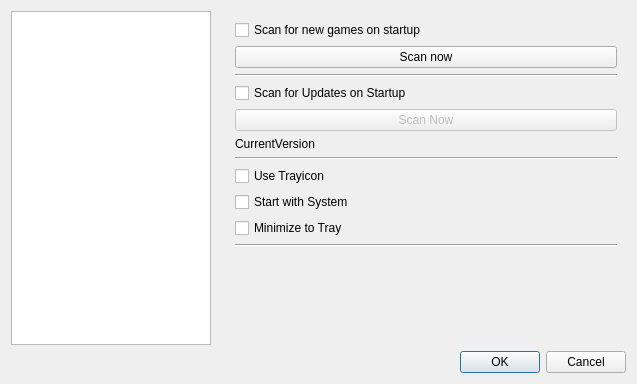
Above: fsettingsdialog.ui from FusionLauncher/FusionClient before the change. Below: the same form after it.
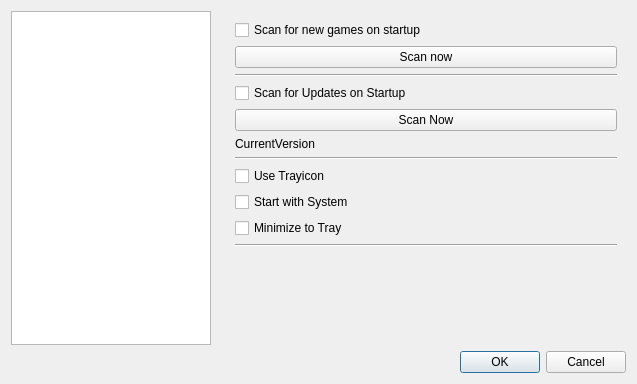
That is the form after the change.

Commit message: Add ability to launch Updater from within settings

The edit to the form file:
```diff
--- a/fsettingsdialog.ui
+++ b/fsettingsdialog.ui
@@ -120,9 +120,6 @@
              </item>
              <item row="4" column="0">
               <widget class="QPushButton" name="pb_gen_ScanForUpdates">
-               <property name="enabled">
-                <bool>false</bool>
-               </property>
                <property name="toolTip">
                 <string>soon.</string>
                </property>
```
The commit also changes 1 other file.
